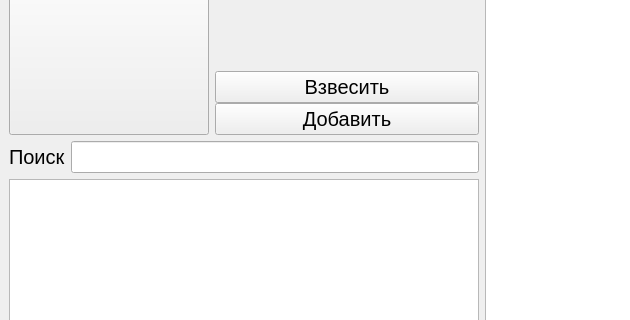
Above: QT/mainWindow.ui from banahik/cashregister before the change; both pictures show x 0 to 630 and y 93 to 413 of the 794 by 634 pixel window. Below: the same form after it.
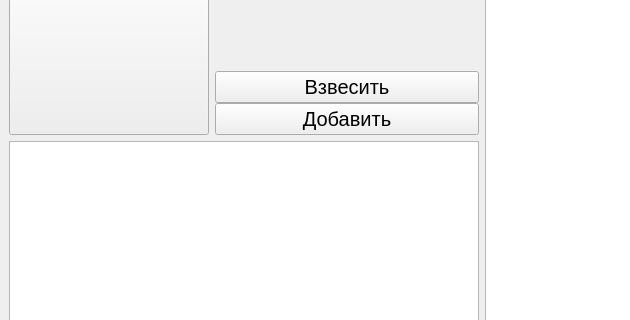
That is the form after the change.

What changed in the file:
```diff
--- a/QT/mainWindow.ui
+++ b/QT/mainWindow.ui
@@ -98,30 +98,7 @@
        </layout>
       </item>
       <item>
-       <layout class="QHBoxLayout" name="horizontalLayout_3">
-        <item>
-         <widget class="QLabel" name="label">
-          <property name="font">
-           <font>
-            <family>Arial</family>
-            <pointsize>15</pointsize>
-            <weight>50</weight>
-            <bold>false</bold>
-           </font>
-          </property>
-          <property name="text">
-           <string>Поиск</string>
-          </property>
-         </widget>
-        </item>
-        <item>
-         <widget class="QLineEdit" name="finde_products">
-          <property name="focusPolicy">
-           <enum>Qt::ClickFocus</enum>
-          </property>
-         </widget>
-        </item>
-       </layout>
+       <layout class="QHBoxLayout" name="horizontalLayout_3"/>
       </item>
       <item>
        <widget class="QTableWidget" name="table_products">
```
